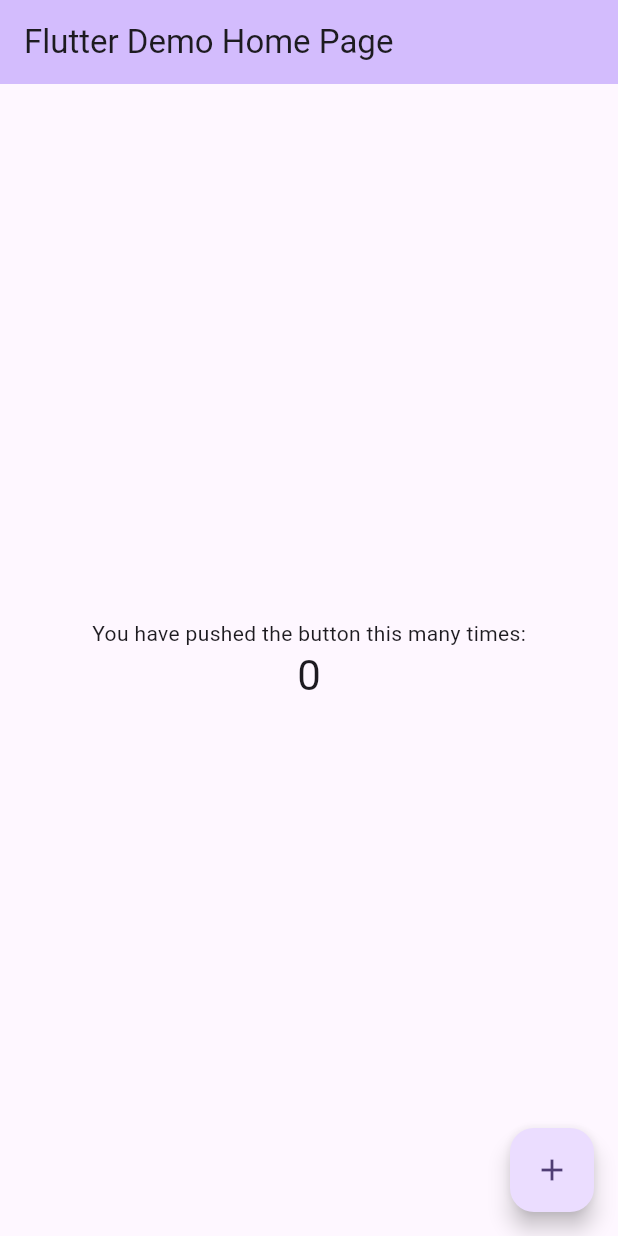
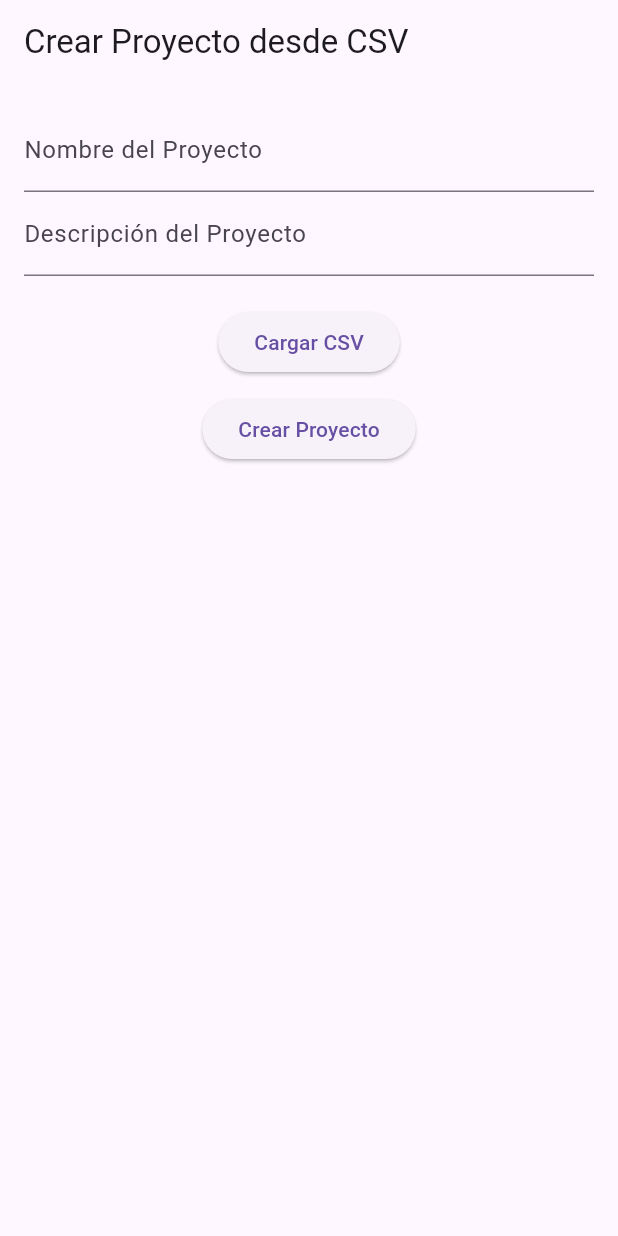
Before and after one commit to jorgeaveraf/RutaCritica-Frontend, a Flutter app: the screen it shows after launch, on a phone screen of 412 x 824 dp. Run offline on Flutter 3.47's test engine with Material 3 defaults, Android fonts, the phone set to English and light mode, and no system bars; our stand-ins replace file_picker.

Commit message:
feat:add screen crearProyecto

```diff
--- a/lib/main.dart
+++ b/lib/main.dart
@@ -1,125 +1,17 @@
 import 'package:flutter/material.dart';
+import 'screens/crearProyecto.dart';
 
 void main() {
-  runApp(const MyApp());
+  runApp(MyApp());
 }
 
 class MyApp extends StatelessWidget {
-  const MyApp({super.key});
-
-  // This widget is the root of your application.
   @override
   Widget build(BuildContext context) {
     return MaterialApp(
-      title: 'Flutter Demo',
-      theme: ThemeData(
-        // This is the theme of your application.
-        //
-        // TRY THIS: Try running your application with "flutter run". You'll see
-        // the application has a purple toolbar. Then, without quitting the app,
-        // try changing the seedColor in the colorScheme below to Colors.green
-        // and then invoke "hot reload" (save your changes or press the "hot
-        // reload" button in a Flutter-supported IDE, or press "r" if you used
-        // the command line to start the app).
-        //
-        // Notice that the counter didn't reset back to zero; the application
-        // state is not lost during the reload. To reset the state, use hot
-        // restart instead.
-        //
-        // This works for code too, not just values: Most code changes can be
-        // tested with just a hot reload.
-        colorScheme: ColorScheme.fromSeed(seedColor: Colors.deepPurple),
-        useMaterial3: true,
-      ),
-      home: const MyHomePage(title: 'Flutter Demo Home Page'),
+      debugShowCheckedModeBanner: false,
+      title: 'Crear Proyecto',
+      home: CrearProyecto(),
     );
   }
 }
-
-class MyHomePage extends StatefulWidget {
-  const MyHomePage({super.key, required this.title});
-
-  // This widget is the home page of your application. It is stateful, meaning
-  // that it has a State object (defined below) that contains fields that affect
-  // how it looks.
-
-  // This class is the configuration for the state. It holds the values (in this
-  // case the title) provided by the parent (in this case the App widget) and
-  // used by the build method of the State. Fields in a Widget subclass are
-  // always marked "final".
-
-  final String title;
-
-  @override
-  State<MyHomePage> createState() => _MyHomePageState();
-}
-
-class _MyHomePageState extends State<MyHomePage> {
-  int _counter = 0;
-
-  void _incrementCounter() {
-    setState(() {
-      // This call to setState tells the Flutter framework that something has
-      // changed in this State, which causes it to rerun the build method below
-      // so that the display can reflect the updated values. If we changed
-      // _counter without calling setState(), then the build method would not be
-      // called again, and so nothing would appear to happen.
-      _counter++;
-    });
-  }
-
-  @override
-  Widget build(BuildContext context) {
-    // This method is rerun every time setState is called, for instance as done
-    // by the _incrementCounter method above.
-    //
-    // The Flutter framework has been optimized to make rerunning build methods
-    // fast, so that you can just rebuild anything that needs updating rather
-    // than having to individually change instances of widgets.
-    return Scaffold(
-      appBar: AppBar(
-        // TRY THIS: Try changing the color here to a specific color (to
-        // Colors.amber, perhaps?) and trigger a hot reload to see the AppBar
-        // change color while the other colors stay the same.
-        backgroundColor: Theme.of(context).colorScheme.inversePrimary,
-        // Here we take the value from the MyHomePage object that was created by
-        // the App.build method, and use it to set our appbar title.
-        title: Text(widget.title),
-      ),
-      body: Center(
-        // Center is a layout widget. It takes a single child and positions it
-        // in the middle of the parent.
-        child: Column(
-          // Column is also a layout widget. It takes a list of children and
-          // arranges them vertically. By default, it sizes itself to fit its
-          // children horizontally, and tries to be as tall as its parent.
-          //
-          // Column has various properties to control how it sizes itself and
-          // how it positions its children. Here we use mainAxisAlignment to
-          // center the children vertically; the main axis here is the vertical
-          // axis because Columns are vertical (the cross axis would be
-          // horizontal).
-          //
-          // TRY THIS: Invoke "debug painting" (choose the "Toggle Debug Paint"
-          // action in the IDE, or press "p" in the console), to see the
-          // wireframe for each widget.
-          mainAxisAlignment: MainAxisAlignment.center,
-          children: <Widget>[
-            const Text(
-              'You have pushed the button this many times:',
-            ),
-            Text(
-              '$_counter',
-              style: Theme.of(context).textTheme.headlineMedium,
-            ),
-          ],
-        ),
-      ),
-      floatingActionButton: FloatingActionButton(
-        onPressed: _incrementCounter,
-        tooltip: 'Increment',
-        child: const Icon(Icons.add),
-      ), // This trailing comma makes auto-formatting nicer for build methods.
-    );
-  }
-}
--- /dev/null
+++ b/lib/screens/crearProyecto.dart
@@ -0,0 +1,152 @@
+import 'package:flutter/material.dart';
+import 'package:http/http.dart' as http;
+import 'package:file_picker/file_picker.dart';
+import 'dart:convert';
+import 'dart:typed_data';
+import 'detallesProyecto.dart'; // Importa la pantalla de detalles
+
+class CrearProyecto extends StatefulWidget {
+  @override
+  _CrearProyectoState createState() => _CrearProyectoState();
+}
+
+class _CrearProyectoState extends State<CrearProyecto> {
+  final TextEditingController _nombreController = TextEditingController();
+  final TextEditingController _descripcionController = TextEditingController();
+  Uint8List? _csvBytes;
+  String _message = '';
+
+  Future<void> _cargarCsv() async {
+    FilePickerResult? result = await FilePicker.platform.pickFiles(
+      type: FileType.custom,
+      allowedExtensions: ['csv'],
+    );
+
+    if (result != null) {
+      setState(() {
+        _csvBytes = result.files.single.bytes;
+        _message = 'Archivo cargado exitosamente';
+      });
+
+      await _validarCsv();
+    }
+  }
+
+  Future<void> _validarCsv() async {
+    if (_csvBytes == null) {
+      setState(() {
+        _message = 'No se ha seleccionado ningún archivo CSV.';
+      });
+      return;
+    }
+
+    final uri = Uri.parse('http://127.0.0.1:8000/rutaCritica/validar_proyecto');
+    final request = http.MultipartRequest('POST', uri)
+      ..files.add(http.MultipartFile.fromBytes('file', _csvBytes!, filename: 'archivo.csv'));
+
+    try {
+      final response = await request.send();
+      final responseData = await response.stream.bytesToString();
+      final data = jsonDecode(responseData);
+
+      if (data['estado'] == 'error') {
+        setState(() {
+          _message = 'Errores: ${data['errores']}';
+        });
+      } else {
+        setState(() {
+          _message = 'Archivo CSV validado con éxito';
+        });
+      }
+    } catch (e) {
+      setState(() {
+        _message = 'Error al validar el archivo: $e';
+      });
+    }
+  }
+
+  Future<void> _crearProyecto() async {
+    if (_csvBytes == null) {
+      setState(() {
+        _message = 'No se ha seleccionado ningún archivo CSV.';
+      });
+      return;
+    }
+
+    final uri = Uri.parse('http://127.0.0.1:8000/rutaCritica/crear_proyecto_desde_csv');
+    final request = http.MultipartRequest('POST', uri)
+      ..fields['nombre_proyecto'] = _nombreController.text
+      ..fields['descripcion'] = _descripcionController.text
+      ..files.add(http.MultipartFile.fromBytes('file', _csvBytes!, filename: 'archivo.csv'));
+
+    try {
+      final response = await request.send();
+      final responseData = await response.stream.bytesToString();
+      final data = jsonDecode(responseData);
+
+      if (data['estado'] == 'error') {
+        setState(() {
+          _message = 'Errores al crear proyecto: ${data['errores']}';
+        });
+      } else {
+        setState(() {
+          _message = 'Proyecto creado con éxito!';
+        });
+
+        // Navegar a la pantalla de detalles del proyecto si la creación es exitosa
+        Navigator.push(
+          context,
+          MaterialPageRoute(
+            builder: (context) => DetallesProyecto(
+              nombreProyecto: _nombreController.text,
+              descripcionProyecto: _descripcionController.text,
+            ),
+          ),
+        );
+      }
+    } catch (e) {
+      setState(() {
+        _message = 'Error al crear el proyecto: $e';
+      });
+    }
+  }
+
+  @override
+  Widget build(BuildContext context) {
+    return Scaffold(
+      appBar: AppBar(
+        title: Text('Crear Proyecto desde CSV'),
+      ),
+      body: Padding(
+        padding: const EdgeInsets.all(16.0),
+        child: Column(
+          children: [
+            TextField(
+              controller: _nombreController,
+              decoration: InputDecoration(labelText: 'Nombre del Proyecto'),
+            ),
+            TextField(
+              controller: _descripcionController,
+              decoration: InputDecoration(labelText: 'Descripción del Proyecto'),
+            ),
+            SizedBox(height: 20),
+            ElevatedButton(
+              onPressed: _cargarCsv,
+              child: Text('Cargar CSV'),
+            ),
+            SizedBox(height: 10),
+            ElevatedButton(
+              onPressed: _crearProyecto,
+              child: Text('Crear Proyecto'),
+            ),
+            SizedBox(height: 20),
+            Text(
+              _message,
+              style: TextStyle(color: Colors.red),
+            ),
+          ],
+        ),
+      ),
+    );
+  }
+}
--- a/pubspec.yaml
+++ b/pubspec.yaml
@@ -30,6 +30,9 @@ environment:
 dependencies:
   flutter:
     sdk: flutter
+  http: ^1.2.2
+  file_picker: ^5.0.0
+
 
 
   # The following adds the Cupertino Icons font to your application.
```
Also changed, not shown: pubspec.lock.
